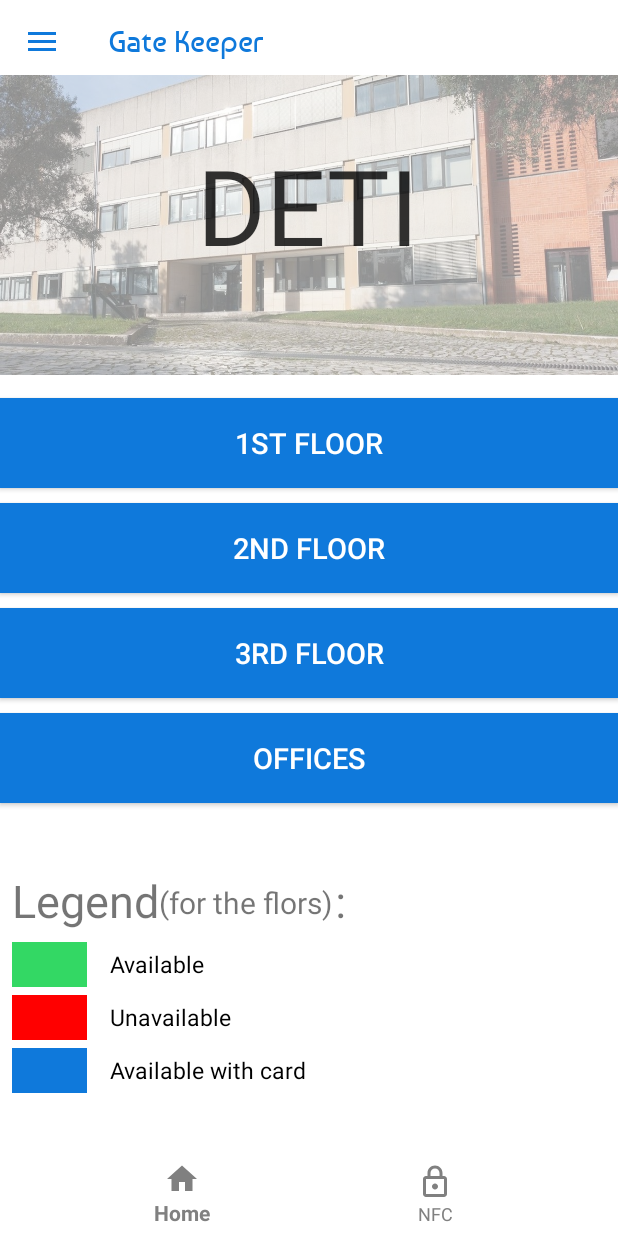
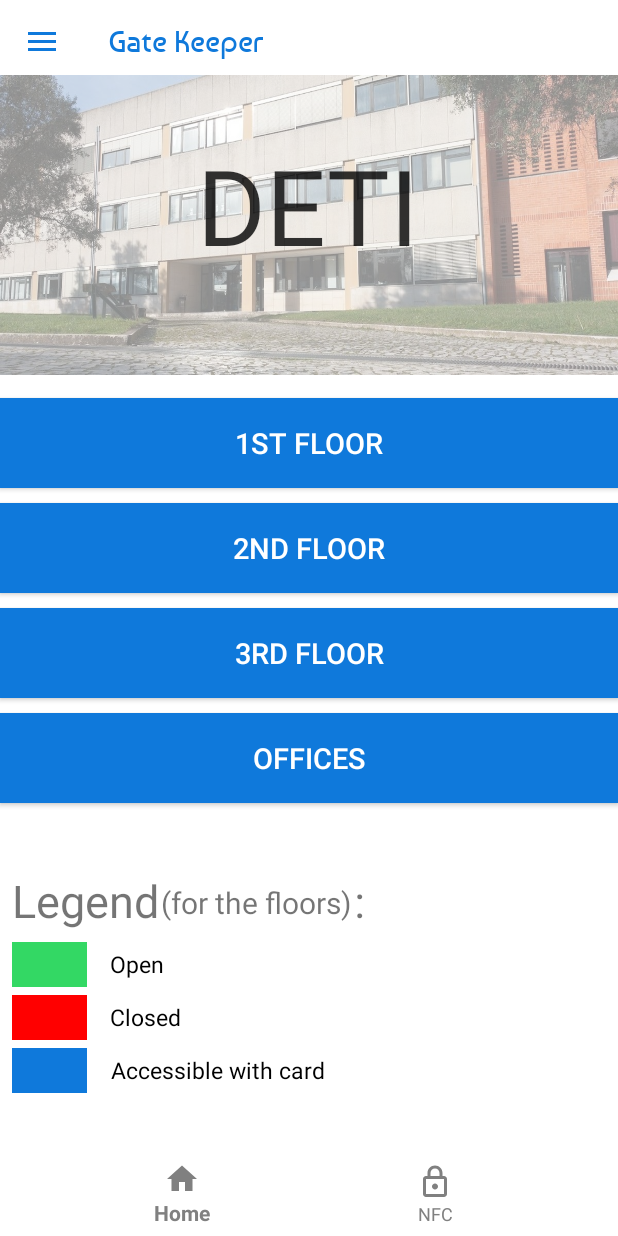
Before and after one commit to GateKeeperUA/FinalApp, an Android app: the screen it shows after launch (MainActivity), on a phone screen of 412 x 824 dp. Run offline under Robolectric (Android 15) with nearby library versions, the phone set to English and light mode, and no system bars.

Commit message:
Update on home legend

```diff
--- a/app/src/main/res/layout/fragment_home.xml
+++ b/app/src/main/res/layout/fragment_home.xml
@@ -85,8 +85,8 @@
         android:layout_height="wrap_content"
         android:layout_marginTop="588dp"
         android:textSize="20dp"
-        android:text="(for the flors)"
-        android:layout_marginLeft="106dp">
+        android:text="(for the floors)"
+        android:layout_marginLeft="107dp">
     </TextView>
 
     <TextView
@@ -95,7 +95,7 @@
         android:layout_marginTop="580dp"
         android:textSize="30dp"
         android:text=":"
-        android:layout_marginLeft="223dp">
+        android:layout_marginLeft="236dp">
     </TextView>
 
 
@@ -118,7 +118,7 @@
         <TextView
             android:layout_width="wrap_content"
             android:layout_height="30dp"
-            android:text="Available"
+            android:text="Open"
             android:textSize="15dp"
             android:textColor="@color/black"
             android:gravity="center"
@@ -137,7 +137,7 @@
         <TextView
             android:layout_width="wrap_content"
             android:layout_height="30dp"
-            android:text="Unavailable"
+            android:text="Closed"
             android:textSize="15dp"
             android:textColor="@color/black"
             android:gravity="center"
@@ -154,7 +154,7 @@
         <TextView
             android:layout_width="wrap_content"
             android:layout_height="30dp"
-            android:text="Available with card"
+            android:text="Accessible with card"
             android:textSize="15dp"
             android:textColor="@color/black"
             android:gravity="center"
```
